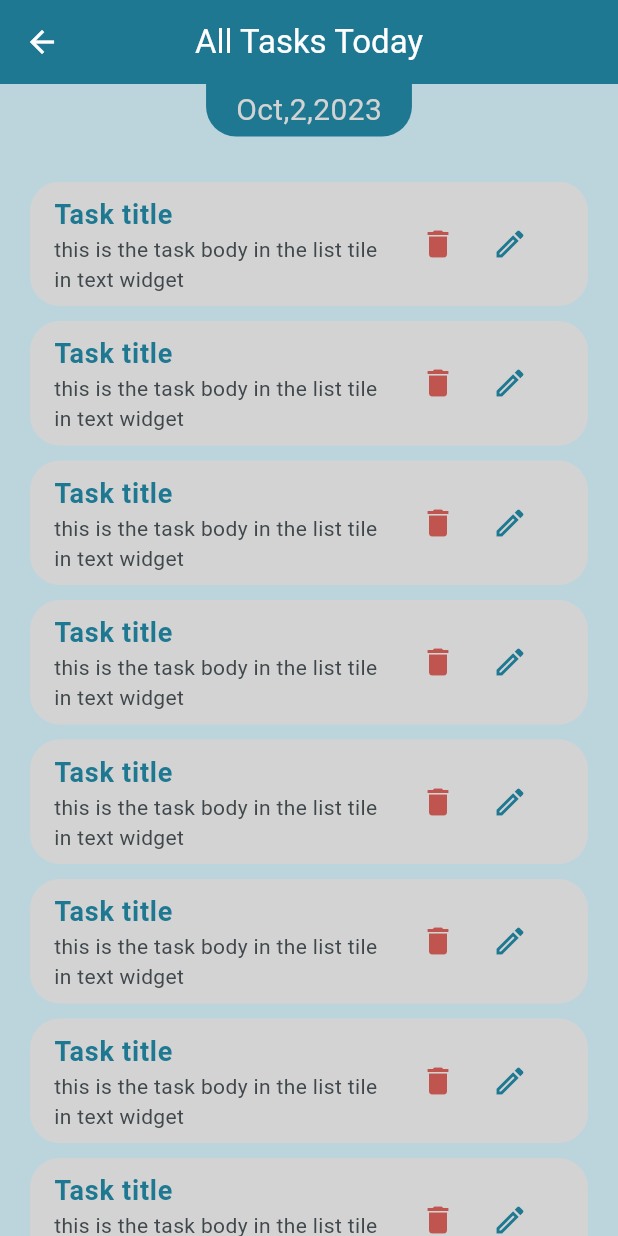
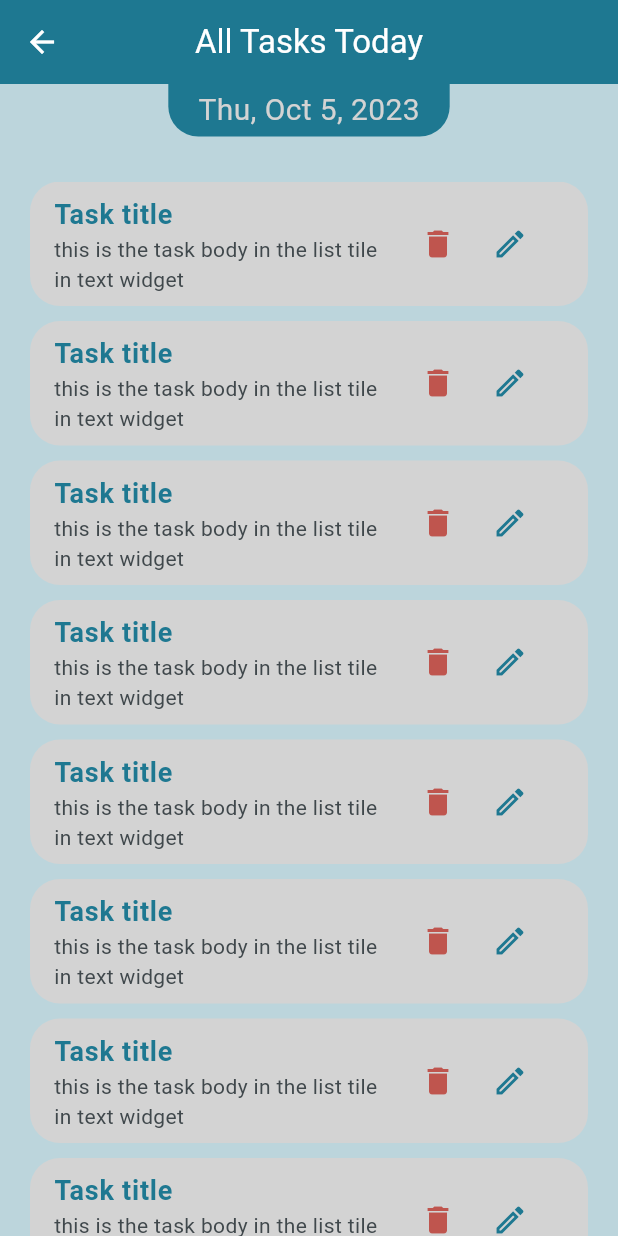
Before and after one commit to MinaYasser100/my-tasks, a Flutter app: the HomeView screen opened by its route, after a tap on the "list alt" icon, on a phone screen of 412 x 824 dp. Run offline on Flutter 3.47's test engine with Material 3 defaults, Android fonts, the light colour scheme and no system bars; our stand-ins replace lottie.

Commit message:
add the real date in pages

```diff
--- a/lib/features/all_tasks_today_view/views/widgets/all_tasks_date_today.dart
+++ b/lib/features/all_tasks_today_view/views/widgets/all_tasks_date_today.dart
@@ -1,4 +1,5 @@
 import 'package:flutter/material.dart';
+import 'package:intl/intl.dart';
 import 'package:my_tasks/core/utils/constant.dart';
 
 class AllTasksDateToday extends StatelessWidget {
@@ -8,6 +9,8 @@ class AllTasksDateToday extends StatelessWidget {
 
   @override
   Widget build(BuildContext context) {
+    DateTime currentDate = DateTime.now();
+    String formattedDate = DateFormat('EE, MMM d, y').format(currentDate);
     return Container(
       padding: const EdgeInsets.symmetric(horizontal: 20, vertical: 3),
       decoration: const BoxDecoration(
@@ -15,9 +18,9 @@ class AllTasksDateToday extends StatelessWidget {
             bottomLeft: Radius.circular(20), bottomRight: Radius.circular(20)),
         color: kPrimaryColor,
       ),
-      child: const Text(
-        'Oct,2,2023',
-        style: TextStyle(
+      child: Text(
+        formattedDate.toString(),
+        style: const TextStyle(
           color: kLightGrey,
           fontSize: 20,
         ),
--- a/lib/features/edit_task_view/views/widgets/edit_task_view_body.dart
+++ b/lib/features/edit_task_view/views/widgets/edit_task_view_body.dart
@@ -44,7 +44,6 @@ class _EditTaskViewBodyState extends State<EditTaskViewBody> {
 
   @override
   Widget build(BuildContext context) {
-    print(taskController.text);
     return Padding(
       padding: const EdgeInsets.only(right: 20.0, left: 20.0, top: 30),
       child: SingleChildScrollView(
--- a/lib/features/home/views/widgets/initial_home_view.dart
+++ b/lib/features/home/views/widgets/initial_home_view.dart
@@ -2,6 +2,7 @@ import 'package:flutter/material.dart';
 import 'package:my_tasks/core/utils/constant.dart';
 import 'package:my_tasks/core/utils/route_pages.dart';
 import 'package:my_tasks/core/utils/styles.dart';
+import 'package:intl/intl.dart';
 
 class InitialHomeWidget extends StatelessWidget {
   const InitialHomeWidget({
@@ -10,6 +11,8 @@ class InitialHomeWidget extends StatelessWidget {
 
   @override
   Widget build(BuildContext context) {
+    DateTime currentDate = DateTime.now();
+    String formattedDate = DateFormat('EE, MMM d, y').format(currentDate);
     return Container(
       height: MediaQuery.of(context).size.height * 0.30,
       width: double.infinity,
@@ -40,9 +43,9 @@ class InitialHomeWidget extends StatelessWidget {
                   )),
             ),
           ),
-          const Text(
-            '27 Agu 2023',
-            style: TextStyle(
+          Text(
+            formattedDate.toString(),
+            style: const TextStyle(
               fontSize: 18,
               color: Color.fromARGB(255, 146, 146, 146),
             ),
```
Also changed, not shown: pubspec.yaml (+1 -6 lines), pubspec.lock.
